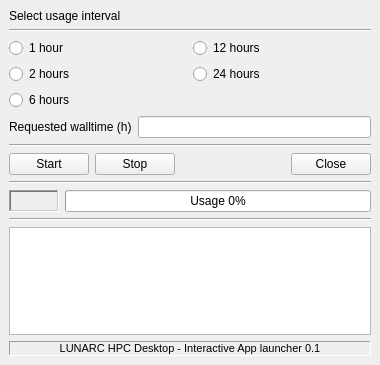
The window that ui/mainwindow_simplified.ui (lunarc/gfxlauncher) describes before a commit, drawn with Qt 5.
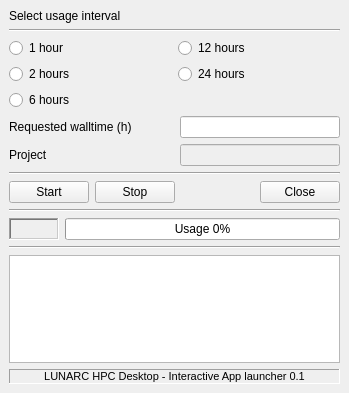
The same window after the commit.

Diff of the .ui file:
```diff
--- a/ui/mainwindow_simplified.ui
+++ b/ui/mainwindow_simplified.ui
@@ -6,8 +6,8 @@
    <rect>
     <x>0</x>
     <y>0</y>
-    <width>380</width>
-    <height>365</height>
+    <width>349</width>
+    <height>393</height>
    </rect>
   </property>
   <property name="windowTitle">
@@ -72,6 +72,12 @@
      <layout class="QHBoxLayout" name="horizontalLayout_2">
       <item>
        <widget class="QLabel" name="label">
+        <property name="minimumSize">
+         <size>
+          <width>165</width>
+          <height>0</height>
+         </size>
+        </property>
         <property name="text">
          <string>Requested walltime (h)</string>
         </property>
@@ -82,6 +88,39 @@
       </item>
      </layout>
     </item>
+    <item>
+     <layout class="QHBoxLayout" name="horizontalLayout_4">
+      <item>
+       <widget class="QLabel" name="label_4">
+        <property name="minimumSize">
+         <size>
+          <width>165</width>
+          <height>0</height>
+         </size>
+        </property>
+        <property name="text">
+         <string>Project</string>
+        </property>
+       </widget>
+      </item>
+      <item>
+       <widget class="QLineEdit" name="projectEdit">
+        <property name="enabled">
+         <bool>false</bool>
+        </property>
+        <property name="autoFillBackground">
+         <bool>false</bool>
+        </property>
+        <property name="frame">
+         <bool>true</bool>
+        </property>
+        <property name="readOnly">
+         <bool>true</bool>
+        </property>
+       </widget>
+      </item>
+     </layout>
+    </item>
     <item>
      <widget class="Line" name="line">
       <property name="orientation">
```
